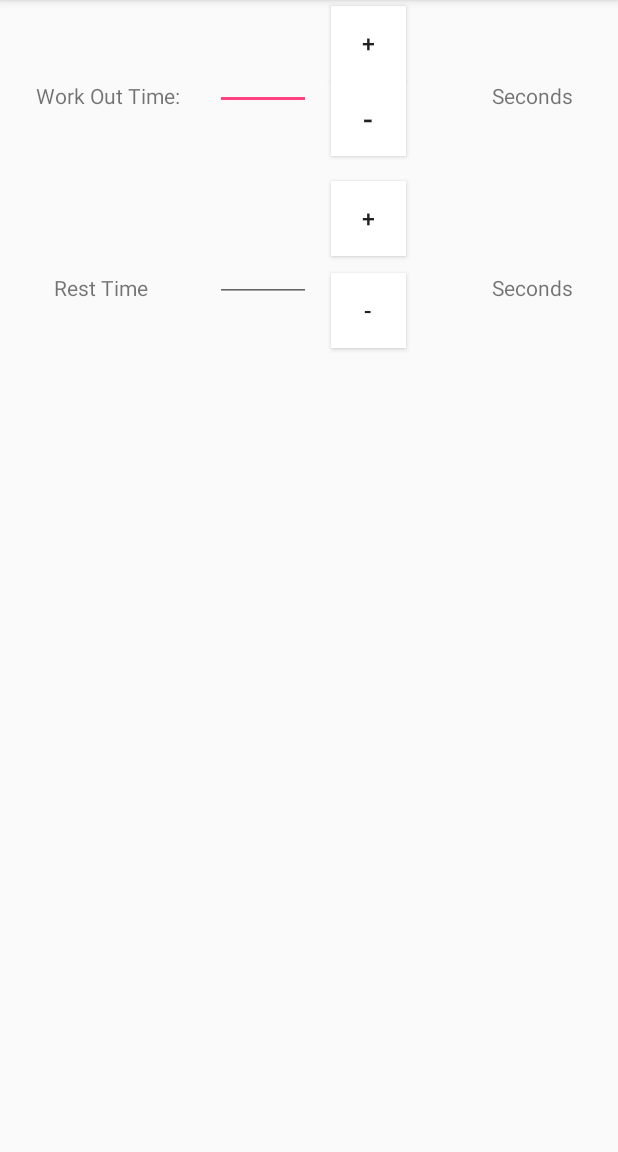
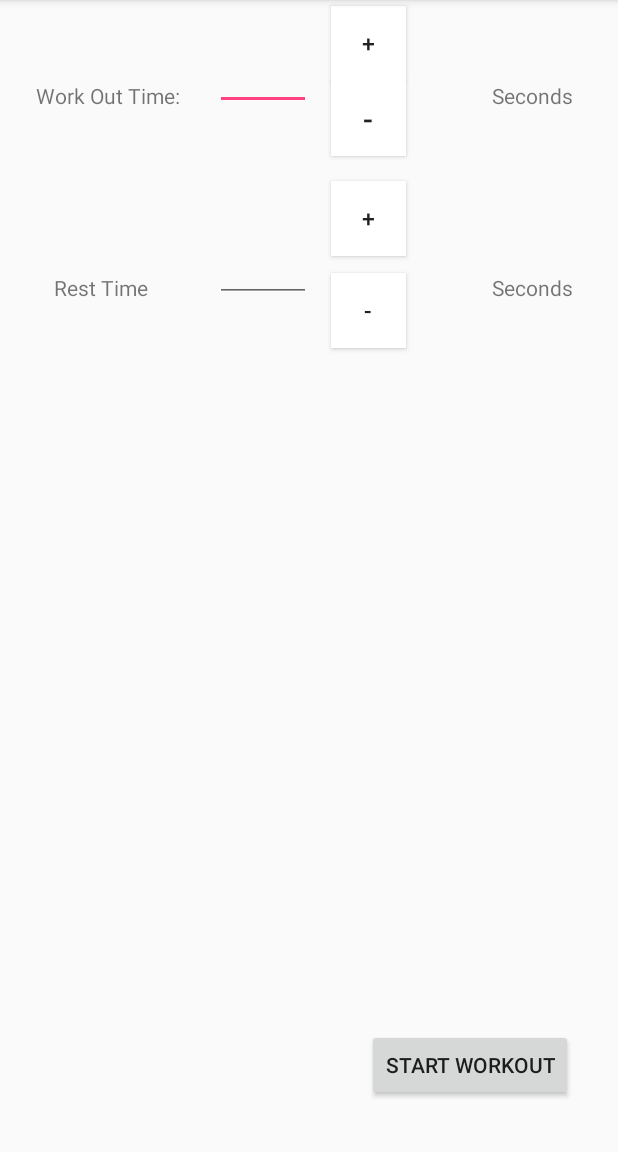
Before and after one commit to Deep297/hackthenorth, an Android app: the MainActivity screen opened directly, with no data from a screen before it, on a phone screen of 412 x 824 dp, the part 84-1236 px from its top. Run offline under Robolectric (Android 15) with nearby library versions, the phone set to English and light mode, and no system bars.

Commit message:
Adding Timer

```diff
--- a/app/build.gradle
+++ b/app/build.gradle
@@ -33,4 +33,5 @@ dependencies {
 
 
 
+
 apply plugin: 'com.google.gms.google-services'
--- a/app/src/main/AndroidManifest.xml
+++ b/app/src/main/AndroidManifest.xml
@@ -18,7 +18,8 @@
         </activity>
         <activity android:name=".login" />
         <activity android:name=".MainActivity" />
-        <activity android:name=".register"></activity>
+        <activity android:name=".register" />
+        <activity android:name=".Workout"></activity>
     </application>
 
 </manifest>
--- a/app/src/main/res/layout/activity_main.xml
+++ b/app/src/main/res/layout/activity_main.xml
@@ -119,4 +119,14 @@
         android:layout_alignLeft="@+id/plusButtonForRest"
         android:layout_alignStart="@+id/plusButtonForRest" />
 
+    <Button
+        android:id="@+id/button2"
+        android:layout_width="wrap_content"
+        android:layout_height="wrap_content"
+        android:layout_alignEnd="@+id/textView2"
+        android:layout_alignParentBottom="true"
+        android:layout_alignRight="@+id/textView2"
+        android:layout_marginBottom="34dp"
+        android:text="Start Workout" />
+
 </RelativeLayout>
```
